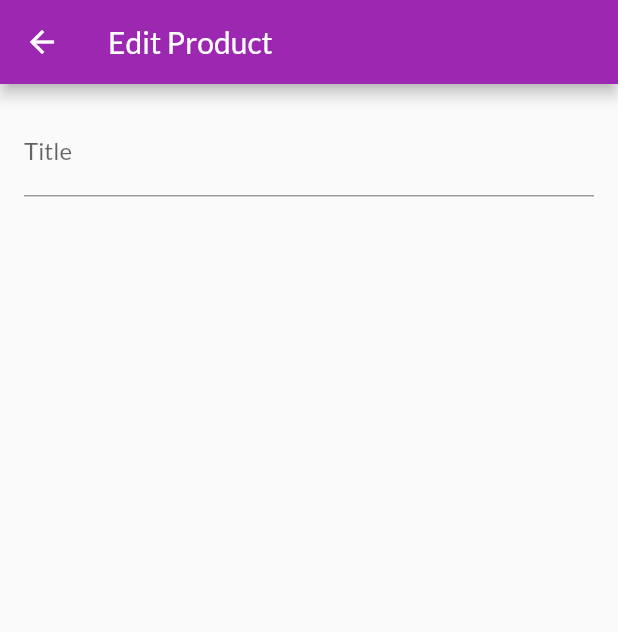
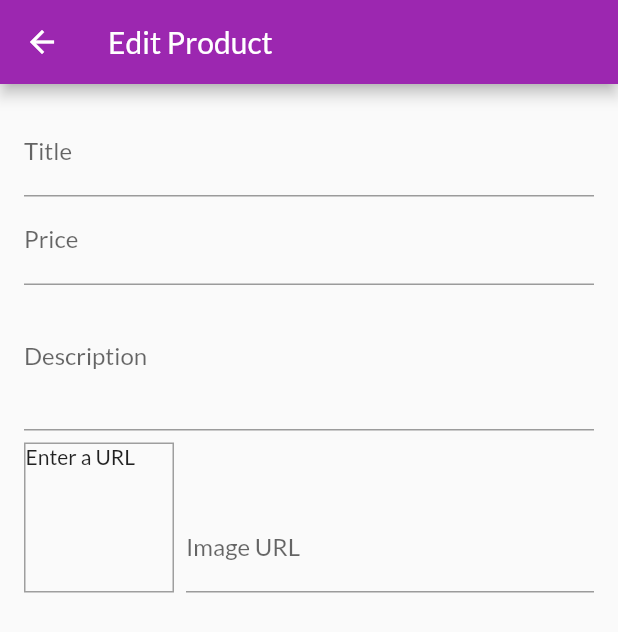
Before and after one commit to dthanhthai/SimpleShopFlutter, a Flutter app: the EditProductScreen screen opened by its route, on a phone screen of 412 x 824 dp. Shown: the top 632 px of the screen. Run offline on Flutter 3.47's test engine with Material 2 defaults, Android fonts, the phone set to English and light mode, and no system bars; network calls fail.

Commit message:
lesson 221

```diff
--- a/lib/screens/edit_product_screen.dart
+++ b/lib/screens/edit_product_screen.dart
@@ -8,6 +8,35 @@ class EditProductScreen extends StatefulWidget {
 }
 
 class _EditProductScreenState extends State<EditProductScreen> {
+  final _priceFocusNode = FocusNode();
+  final _descriptionFocusNode = FocusNode();
+  final _imageUrlFocusNode = FocusNode();
+  final _imageUrlController = TextEditingController();
+
+  @override
+  void initState() {
+   _imageUrlFocusNode.addListener(_updateImageUrl);
+    super.initState();
+  }
+
+  @override
+  void dispose() {
+    _imageUrlFocusNode.removeListener(_updateImageUrl);
+    _priceFocusNode.dispose();
+    _descriptionFocusNode.dispose();
+    _imageUrlFocusNode.dispose();
+    _imageUrlController.dispose();
+    super.dispose();
+  }
+
+  void _updateImageUrl(){
+    if(!_imageUrlFocusNode.hasFocus){
+      setState(() {
+
+      });
+    }
+  }
+
   @override
   Widget build(BuildContext context) {
     return Scaffold(
@@ -24,7 +53,60 @@ class _EditProductScreenState extends State<EditProductScreen> {
                   labelText: 'Title',
                 ),
                 textInputAction: TextInputAction.next,
-              )
+                onFieldSubmitted: (_) {
+                  FocusScope.of(context).requestFocus(_priceFocusNode);
+                },
+              ),
+              TextFormField(
+                decoration: InputDecoration(
+                  labelText: 'Price',
+                ),
+                textInputAction: TextInputAction.next,
+                keyboardType: TextInputType.number,
+                focusNode: _priceFocusNode,
+                onFieldSubmitted: (_) {
+                  FocusScope.of(context).requestFocus(_descriptionFocusNode);
+                },
+              ),
+              TextFormField(
+                decoration: InputDecoration(
+                  labelText: 'Description',
+                ),
+                maxLines: 3,
+                keyboardType: TextInputType.multiline,
+                focusNode: _descriptionFocusNode,
+              ),
+              Row(
+                crossAxisAlignment: CrossAxisAlignment.end,
+                children: <Widget>[
+                  Container(
+                    width: 100,
+                    height: 100,
+                    margin: EdgeInsets.only(top: 8, right: 8),
+                    decoration: BoxDecoration(
+                        border: Border.all(width: 1, color: Colors.grey)),
+                    child: _imageUrlController.text.isEmpty
+                        ? Text('Enter a URL')
+                        : FittedBox(
+                            child: Image.network(
+                              _imageUrlController.text,
+                              fit: BoxFit.cover,
+                            ),
+                          ),
+                  ),
+                  Expanded(
+                    child: TextFormField(
+                      decoration: InputDecoration(
+                        labelText: 'Image URL',
+                      ),
+                      keyboardType: TextInputType.url,
+                      textInputAction: TextInputAction.done,
+                      controller: _imageUrlController,
+                      focusNode: _imageUrlFocusNode,
+                    ),
+                  ),
+                ],
+              ),
             ],
           ),
         ),
```
